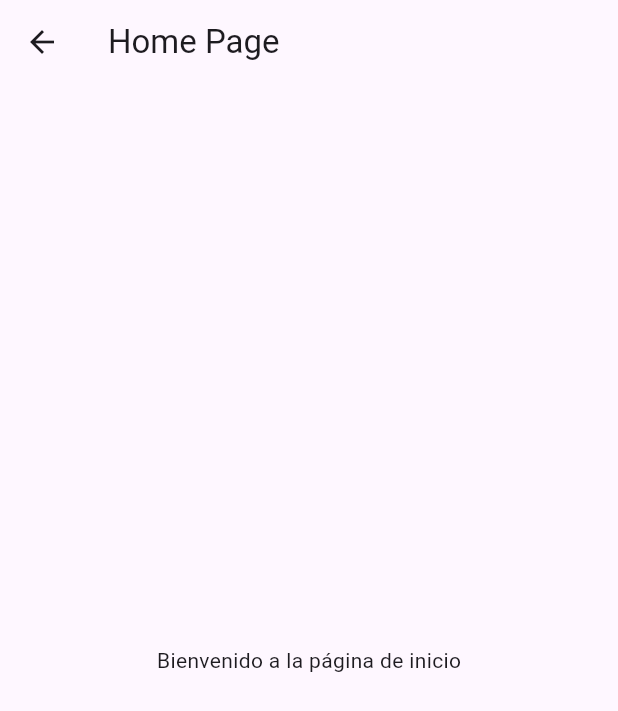
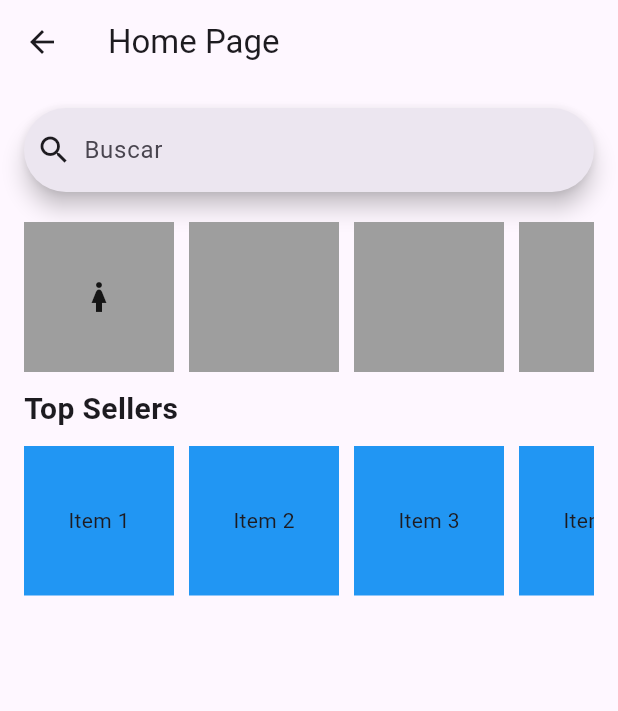
Before and after one commit to ctrejom/Projecto-3ra-Unidad-IS513-UNAHVS, a Flutter app: the HomePage screen opened by its route, on a phone screen of 412 x 824 dp. Shown: the top 711 px of the screen. Run offline on Flutter 3.47's test engine with Material 3 defaults, Android fonts, the phone set to English and light mode, and no system bars.

Commit message:
Forma Base de la HomePage y la asignacion de espacios para los botones de categoria y los espacios de productos

```diff
--- a/lib/home_page.dart
+++ b/lib/home_page.dart
@@ -1,5 +1,4 @@
 import 'package:flutter/material.dart';
-import 'Widgets/TextFormCustom.dart';
 
 class HomePage extends StatelessWidget {
   HomePage({super.key});
@@ -10,8 +9,110 @@ class HomePage extends StatelessWidget {
       appBar: AppBar(
         title: Text('Home Page'),
       ),
-      body: Center(
-        child: Text('Bienvenido a la página de inicio'),
+      body: SingleChildScrollView(
+        child: Padding(
+          padding: const EdgeInsets.all(16.0),
+          child: Column(
+            crossAxisAlignment: CrossAxisAlignment.start,
+            children: [
+              SearchBar(
+                leading: Icon(Icons.search),
+                hintText: 'Buscar',
+                onChanged: (value) {
+                  print('Texto de búsqueda: $value');
+                },
+              ),
+              SizedBox(height: 20),
+              SingleChildScrollView(
+                scrollDirection: Axis.horizontal,
+                child: Row(
+                  children: [
+                    Container(
+                      width: 100,
+                      height: 100,
+                      color: Colors.grey,
+                      child: Icon(Icons.woman_outlined),
+                    ),
+                    SizedBox(width: 10),
+                    Container(
+                      width: 100,
+                      height: 100,
+                      color: Colors.grey,
+                    ),
+                    SizedBox(width: 10),
+                    Container(
+                      width: 100,
+                      height: 100,
+                      color: Colors.grey,
+                    ),
+                    SizedBox(width: 10),
+                    Container(
+                      width: 100,
+                      height: 100,
+                      color: Colors.grey,
+                    ),
+                    SizedBox(width: 10),
+                    Container(
+                      width: 100,
+                      height: 100,
+                      color: Colors.grey,
+                    ),
+                  ],
+                ),
+              ),
+              SizedBox(height: 10),
+              Text(
+                'Top Sellers',
+                style: TextStyle(
+                  fontSize: 20,
+                  fontWeight: FontWeight.bold,
+                ),
+              ),
+              SizedBox(height: 10),
+              SingleChildScrollView(
+                scrollDirection: Axis.horizontal,
+                child: Row(
+                  children: [
+                    Container(
+                      width: 100,
+                      height: 100,
+                      color: Colors.blue,
+                      child: Center(child: Text('Item 1')),
+                    ),
+                    SizedBox(width: 10),
+                    Container(
+                      width: 100,
+                      height: 100,
+                      color: Colors.blue,
+                      child: Center(child: Text('Item 2')),
+                    ),
+                    SizedBox(width: 10),
+                    Container(
+                      width: 100,
+                      height: 100,
+                      color: Colors.blue,
+                      child: Center(child: Text('Item 3')),
+                    ),
+                    SizedBox(width: 10),
+                    Container(
+                      width: 100,
+                      height: 100,
+                      color: Colors.blue,
+                      child: Center(child: Text('Item 4')),
+                    ),
+                    SizedBox(width: 10),
+                    Container(
+                      width: 100,
+                      height: 100,
+                      color: Colors.blue,
+                      child: Center(child: Text('Item 5')),
+                    ),
+                  ],
+                ),
+              ),
+            ],
+          ),
+        ),
       ),
     );
   }
```
